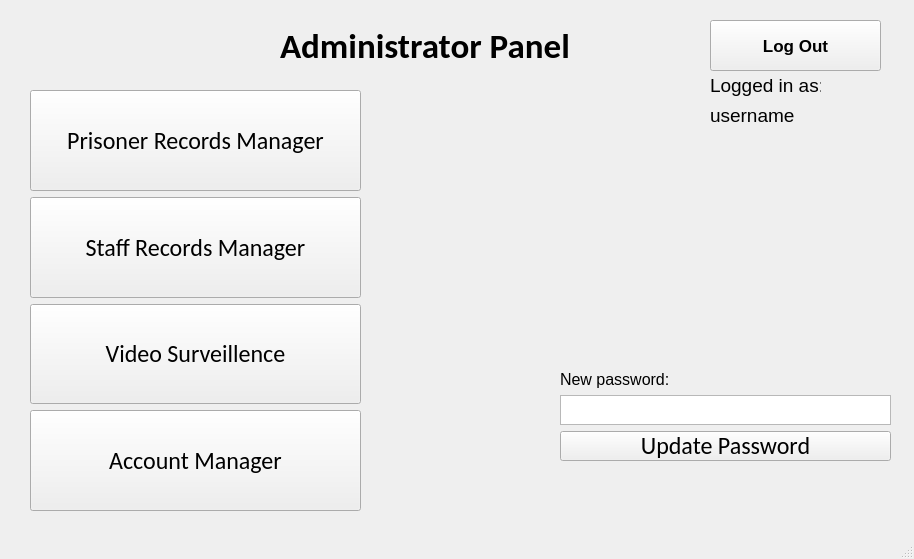
Qt form menu.ui (AmirQadir/PrisonManagementSystem) before a commit.
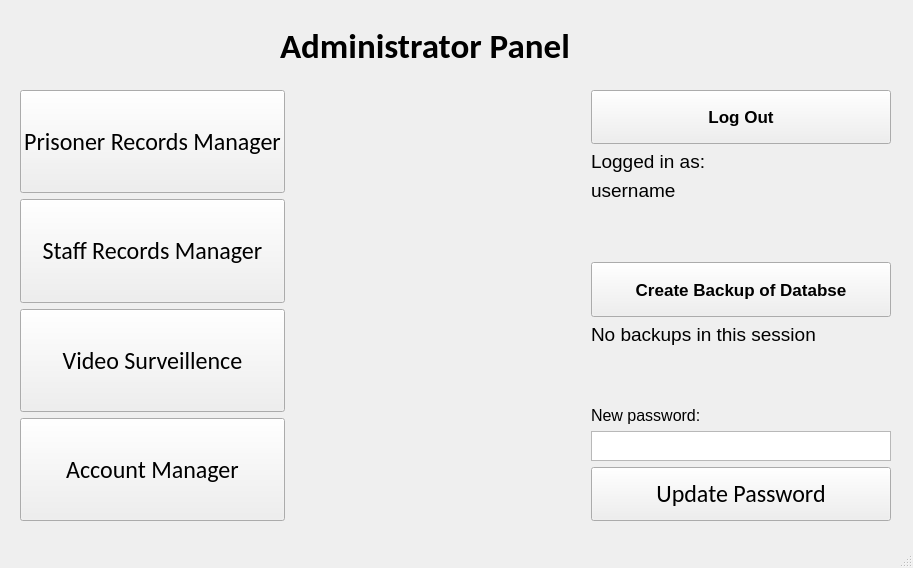
The same form after that commit.

Commit message: menu ui update. backup button and layout

The edit to the form file:
```diff
--- a/menu.ui
+++ b/menu.ui
@@ -6,8 +6,8 @@
    <rect>
     <x>0</x>
     <y>0</y>
-    <width>914</width>
-    <height>559</height>
+    <width>913</width>
+    <height>568</height>
    </rect>
   </property>
   <property name="windowTitle">
@@ -38,12 +38,14 @@
    <widget class="QWidget" name="verticalLayoutWidget">
     <property name="geometry">
      <rect>
-      <x>30</x>
+      <x>20</x>
       <y>90</y>
-      <width>331</width>
-      <height>421</height>
+      <width>871</width>
+      <height>431</height>
      </rect>
     </property>
+    <layout class="QHBoxLayout" name="horizontalLayout">
+     <item>
     <layout class="QVBoxLayout" name="verticalLayout">
      <item>
       <widget class="QPushButton" name="pushButton">
@@ -134,15 +136,29 @@
       </widget>
      </item>
     </layout>
-   </widget>
+     </item>
+     <item>
+      <spacer name="horizontalSpacer">
+       <property name="orientation">
+        <enum>Qt::Horizontal</enum>
+       </property>
+       <property name="sizeHint" stdset="0">
+        <size>
+         <width>40</width>
+         <height>20</height>
+        </size>
+       </property>
+      </spacer>
+     </item>
+     <item>
+      <layout class="QVBoxLayout" name="verticalLayout_3">
+       <item>
    <widget class="QPushButton" name="pushButton_4">
-    <property name="geometry">
-     <rect>
-      <x>710</x>
-      <y>20</y>
-      <width>171</width>
-      <height>51</height>
-     </rect>
+         <property name="sizePolicy">
+          <sizepolicy hsizetype="Minimum" vsizetype="Expanding">
+           <horstretch>0</horstretch>
+           <verstretch>0</verstretch>
+          </sizepolicy>
     </property>
     <property name="font">
      <font>
@@ -155,15 +171,9 @@
      <string>Log Out</string>
     </property>
    </widget>
+       </item>
+       <item>
    <widget class="QLabel" name="label_3">
-    <property name="geometry">
-     <rect>
-      <x>710</x>
-      <y>70</y>
-      <width>111</width>
-      <height>31</height>
-     </rect>
-    </property>
     <property name="font">
      <font>
       <pointsize>14</pointsize>
@@ -173,15 +183,9 @@
      <string>Logged in as:</string>
     </property>
    </widget>
+       </item>
+       <item>
    <widget class="QLabel" name="label_4">
-    <property name="geometry">
-     <rect>
-      <x>710</x>
-      <y>100</y>
-      <width>111</width>
-      <height>31</height>
-     </rect>
-    </property>
     <property name="font">
      <font>
       <pointsize>14</pointsize>
@@ -191,16 +195,65 @@
      <string>username</string>
     </property>
    </widget>
-   <widget class="QWidget" name="verticalLayoutWidget_2">
-    <property name="geometry">
-     <rect>
-      <x>560</x>
-      <y>370</y>
-      <width>331</width>
-      <height>91</height>
-     </rect>
-    </property>
-    <layout class="QVBoxLayout" name="verticalLayout_2">
+       </item>
+       <item>
+        <spacer name="verticalSpacer">
+         <property name="orientation">
+          <enum>Qt::Vertical</enum>
+         </property>
+         <property name="sizeHint" stdset="0">
+          <size>
+           <width>20</width>
+           <height>40</height>
+          </size>
+         </property>
+        </spacer>
+       </item>
+       <item>
+        <widget class="QPushButton" name="pushButton_5">
+         <property name="sizePolicy">
+          <sizepolicy hsizetype="Minimum" vsizetype="Expanding">
+           <horstretch>0</horstretch>
+           <verstretch>0</verstretch>
+          </sizepolicy>
+         </property>
+         <property name="font">
+          <font>
+           <pointsize>13</pointsize>
+           <weight>75</weight>
+           <bold>true</bold>
+          </font>
+         </property>
+         <property name="text">
+          <string>Create Backup of Databse</string>
+         </property>
+        </widget>
+       </item>
+       <item>
+        <widget class="QLabel" name="label_5">
+         <property name="font">
+          <font>
+           <pointsize>14</pointsize>
+          </font>
+         </property>
+         <property name="text">
+          <string>No backups in this session</string>
+         </property>
+        </widget>
+       </item>
+       <item>
+        <spacer name="verticalSpacer_2">
+         <property name="orientation">
+          <enum>Qt::Vertical</enum>
+         </property>
+         <property name="sizeHint" stdset="0">
+          <size>
+           <width>20</width>
+           <height>40</height>
+          </size>
+         </property>
+        </spacer>
+       </item>
      <item>
       <widget class="QLabel" name="label_2">
        <property name="font">
@@ -214,7 +267,20 @@
       </widget>
      </item>
      <item>
-      <widget class="QTextEdit" name="textEdit"/>
+        <widget class="QTextEdit" name="textEdit">
+         <property name="sizePolicy">
+          <sizepolicy hsizetype="Expanding" vsizetype="Fixed">
+           <horstretch>0</horstretch>
+           <verstretch>0</verstretch>
+          </sizepolicy>
+         </property>
+         <property name="maximumSize">
+          <size>
+           <width>16777215</width>
+           <height>30</height>
+          </size>
+         </property>
+        </widget>
      </item>
      <item>
       <widget class="QPushButton" name="pushButton_7">
@@ -242,6 +308,8 @@
       </widget>
      </item>
     </layout>
+     </item>
+    </layout>
    </widget>
   </widget>
   <widget class="QMenuBar" name="menubar">
```
Left out of the diff: 4 changed lines with no effect on the pictures. Lines whose indentation alone changed are shown as unchanged. The commit also changes 4 other files.
